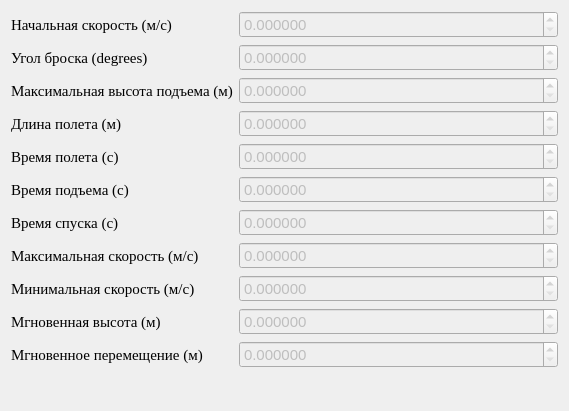
Qt form resources/ui_files/ui/about_shot_wnd.ui (IvanBrekman/ModelingBodyTrajectory) before a commit.
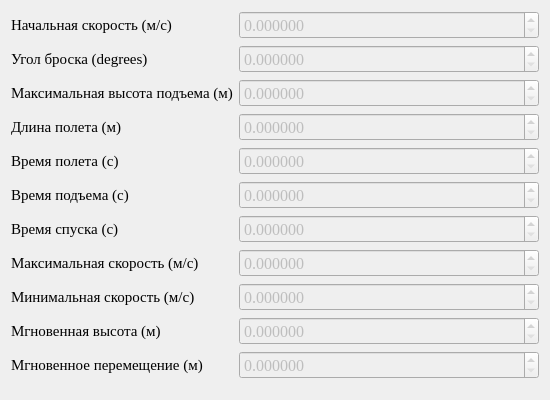
The same form after that commit.

Commit message: Added description for the about window. Designed other windows. Added new checks for work with files. Added triggers for help buttons

Patch:
```diff
--- a/resources/ui_files/ui/about_shot_wnd.ui
+++ b/resources/ui_files/ui/about_shot_wnd.ui
@@ -6,10 +6,16 @@
    <rect>
     <x>0</x>
     <y>0</y>
-    <width>569</width>
-    <height>411</height>
+    <width>550</width>
+    <height>400</height>
    </rect>
   </property>
+  <property name="minimumSize">
+   <size>
+    <width>550</width>
+    <height>400</height>
+   </size>
+  </property>
   <property name="windowTitle">
    <string>О броске</string>
   </property>
@@ -164,7 +170,8 @@
      </property>
      <property name="font">
       <font>
-       <pointsize>11</pointsize>
+       <family>Times New Roman</family>
+       <pointsize>12</pointsize>
       </font>
      </property>
      <property name="decimals">
@@ -182,7 +189,8 @@
      </property>
      <property name="font">
       <font>
-       <pointsize>11</pointsize>
+       <family>Times New Roman</family>
+       <pointsize>12</pointsize>
       </font>
      </property>
      <property name="decimals">
@@ -200,7 +208,8 @@
      </property>
      <property name="font">
       <font>
-       <pointsize>11</pointsize>
+       <family>Times New Roman</family>
+       <pointsize>12</pointsize>
       </font>
      </property>
      <property name="decimals">
@@ -218,7 +227,8 @@
      </property>
      <property name="font">
       <font>
-       <pointsize>11</pointsize>
+       <family>Times New Roman</family>
+       <pointsize>12</pointsize>
       </font>
      </property>
      <property name="decimals">
@@ -236,7 +246,8 @@
      </property>
      <property name="font">
       <font>
-       <pointsize>11</pointsize>
+       <family>Times New Roman</family>
+       <pointsize>12</pointsize>
       </font>
      </property>
      <property name="decimals">
@@ -254,7 +265,8 @@
      </property>
      <property name="font">
       <font>
-       <pointsize>11</pointsize>
+       <family>Times New Roman</family>
+       <pointsize>12</pointsize>
       </font>
      </property>
      <property name="decimals">
@@ -272,7 +284,8 @@
      </property>
      <property name="font">
       <font>
-       <pointsize>11</pointsize>
+       <family>Times New Roman</family>
+       <pointsize>12</pointsize>
       </font>
      </property>
      <property name="decimals">
@@ -290,7 +303,8 @@
      </property>
      <property name="font">
       <font>
-       <pointsize>11</pointsize>
+       <family>Times New Roman</family>
+       <pointsize>12</pointsize>
       </font>
      </property>
      <property name="decimals">
@@ -308,7 +322,8 @@
      </property>
      <property name="font">
       <font>
-       <pointsize>11</pointsize>
+       <family>Times New Roman</family>
+       <pointsize>12</pointsize>
       </font>
      </property>
      <property name="decimals">
@@ -326,7 +341,8 @@
      </property>
      <property name="font">
       <font>
-       <pointsize>11</pointsize>
+       <family>Times New Roman</family>
+       <pointsize>12</pointsize>
       </font>
      </property>
      <property name="decimals">
@@ -344,7 +360,8 @@
      </property>
      <property name="font">
       <font>
-       <pointsize>11</pointsize>
+       <family>Times New Roman</family>
+       <pointsize>12</pointsize>
       </font>
      </property>
      <property name="decimals">
```
The commit also changes 12 other files.
